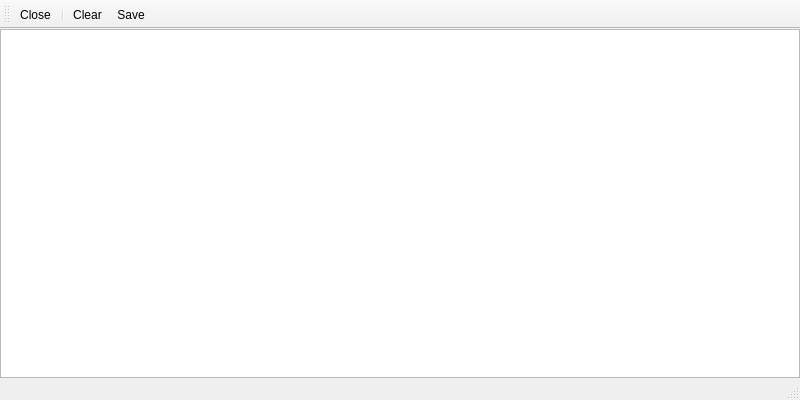
First picture: the form in src/qtgui/afsk1200win.ui, repository gqrx-sdr/gqrx, before the edit.
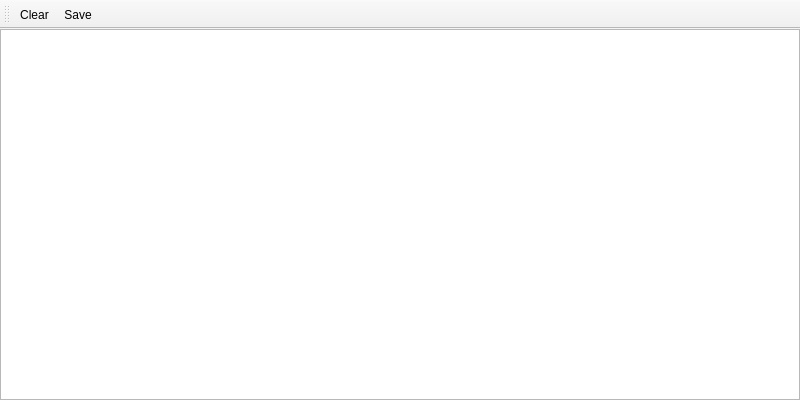
Second picture: the form after the edit. Icons and pictures are not drawn.

Commit message: Remove unused menu and status bar

Diff of the .ui file:
```diff
--- a/src/qtgui/afsk1200win.ui
+++ b/src/qtgui/afsk1200win.ui
@@ -72,12 +72,9 @@
    <attribute name="toolBarBreak">
     <bool>false</bool>
    </attribute>
-   <addaction name="actionClose"/>
-   <addaction name="separator"/>
    <addaction name="actionClear"/>
    <addaction name="actionSave"/>
   </widget>
-  <widget class="QStatusBar" name="statusBar"/>
   <action name="actionClear">
    <property name="icon">
     <iconset theme="edit-delete-symbolic">
@@ -102,18 +99,6 @@
     <string>Save received packets to a text file</string>
    </property>
   </action>
-  <action name="actionClose">
-   <property name="icon">
-    <iconset resource="../../resources/icons.qrc">
-     <normaloff>:/icons/icons/close.svg</normaloff>:/icons/icons/close.svg</iconset>
-   </property>
-   <property name="text">
-    <string>Close</string>
-   </property>
-   <property name="toolTip">
-    <string>Close AFSK1200 decoder window</string>
-   </property>
-  </action>
   <action name="actionInfo">
    <property name="icon">
     <iconset resource="../../resources/icons.qrc">
```
Left out of the diff: 10 changed lines with no effect on the pictures.
